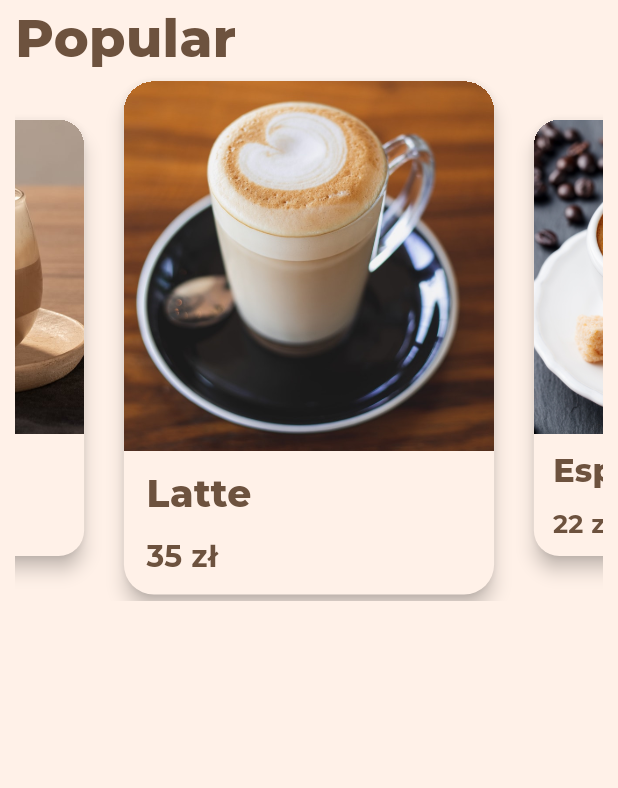
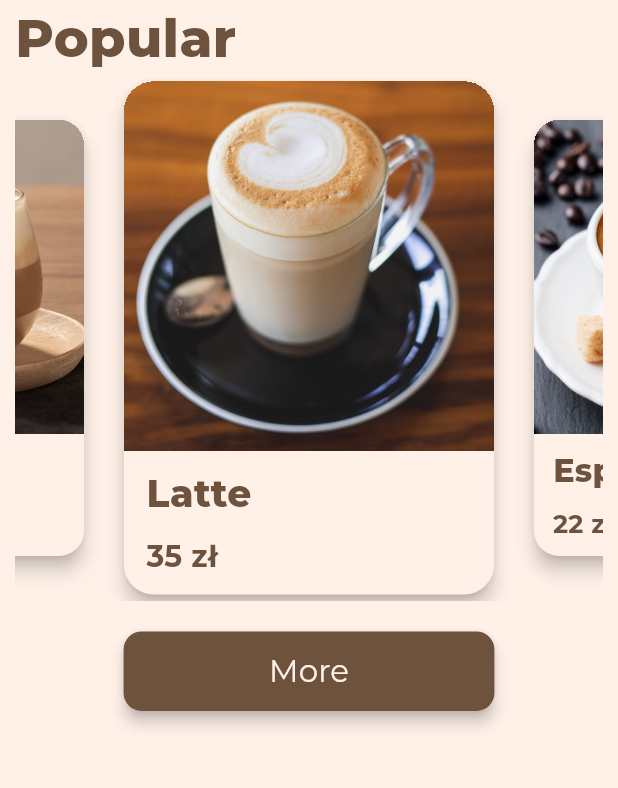
Before and after one commit to kverkholomova/coffee_app, a Flutter app: the SearchPage screen opened directly, on a phone screen of 412 x 824 dp, the part 195-983 px from its top. Run offline on Flutter 3.47's test engine with Material 3 defaults, Android fonts, the phone set to English and light mode, and no system bars; our stand-ins replace google_fonts; missing offline and left inert: flutter_floating_bottom_bar.

Commit message:
refactor: code refactor

```diff
--- a/lib/features/main_pages/home_page.dart
+++ b/lib/features/main_pages/home_page.dart
@@ -2,7 +2,7 @@
 
 import 'package:flutter/material.dart';
 
-import '../../widgets/carousel_widget.dart';
+import '../../widgets/coffee_carousel_widget.dart';
 import '../../widgets/coffee_cards/item_coffee_card.dart';
 import '../../widgets/coffee_cards/new_coffee_card.dart';
 import '../../widgets/text_style.dart';
--- a/lib/features/main_pages/search_page.dart
+++ b/lib/features/main_pages/search_page.dart
@@ -1,9 +1,10 @@
-import 'package:coffee_app/widgets/category_carousel.dart';
+import 'package:coffee_app/widgets/category_carousel_widget.dart';
 import 'package:flutter/material.dart';
 
-import '../../widgets/carousel_widget.dart';
+import '../../widgets/button_style.dart';
+import '../../widgets/coffee_carousel_widget.dart';
 import '../../widgets/categories_widget.dart';
-import '../../widgets/search_bar.dart';
+import '../../widgets/bar_widgets/search_bar.dart';
 import '../../widgets/text_style.dart';
 
 class SearchPage extends StatelessWidget {
@@ -25,7 +26,22 @@ class SearchPage extends StatelessWidget {
               CategoryCarousel(),
               TitleText(title: "Popular"),
               CoffeeCarousel(),
+              SizedBox(height: MediaQuery.of(context).size.width * 0.05),
 
+              Center(
+                child: CustomElevatedButton(
+                  cardWidth: MediaQuery.of(context).size.width * 0.6,
+                  title: "More",
+                  fontSize: MediaQuery.of(context).size.width * 0.05,
+                  fontWeight: FontWeight.w400, textColor: Theme.of(context).brightness ==
+                    Brightness.light
+                    ? Theme.of(context).primaryColorLight
+                    : Theme.of(context).primaryColorDark, backgroundColor: Theme.of(context).brightness ==
+                    Brightness.light
+                    ? Theme.of(context).primaryColorDark
+                    : Theme.of(context).primaryColorLight,
+                ),
+              ),
             ],
           ),
         ),
--- a/lib/my_app.dart
+++ b/lib/my_app.dart
@@ -1,5 +1,5 @@
 import 'package:coffee_app/providers/theme_provider.dart';
-import 'package:coffee_app/widgets/bottom_bar.dart';
+import 'package:coffee_app/widgets/bar_widgets/bottom_bar.dart';
 import 'package:flutter/material.dart';
 import 'package:provider/provider.dart';
 
--- a/lib/widgets/bottom_bar.dart
+++ b/lib/widgets/bar_widgets/bottom_bar.dart
@@ -5,7 +5,7 @@ import 'package:flutter/material.dart';
 import 'package:flutter_floating_bottom_bar/flutter_floating_bottom_bar.dart';
 import 'package:provider/provider.dart';
 
-import '../features/main_pages/home_page.dart';
+import '../../features/main_pages/home_page.dart';
 
 class CustomBottomNavBar extends StatefulWidget {
   const CustomBottomNavBar({Key? key, required this.title}) : super(key: key);
--- a/lib/widgets/button_style.dart
+++ b/lib/widgets/button_style.dart
@@ -1,4 +1,5 @@
 import 'package:flutter/material.dart';
+import 'package:google_fonts/google_fonts.dart';
 
 class CoffeeSizeButton extends StatelessWidget {
   final double size;
@@ -28,3 +29,54 @@ class CoffeeSizeButton extends StatelessWidget {
     );
   }
 }
+
+class CustomElevatedButton extends StatelessWidget {
+  const CustomElevatedButton({
+    super.key,
+    required this.cardWidth,
+    required this.title,
+    required this.fontSize,
+    required this.fontWeight,
+    required this.textColor,
+    required this.backgroundColor,
+  });
+
+  final double cardWidth;
+  final String title;
+  final double fontSize;
+  final FontWeight fontWeight;
+  final Color textColor;
+  final Color backgroundColor;
+
+
+  @override
+  Widget build(BuildContext context) {
+    return SizedBox(
+      width: cardWidth,
+      child: ElevatedButton(
+        onPressed: () {},
+        style: ElevatedButton.styleFrom(
+          backgroundColor: backgroundColor,
+          padding: EdgeInsets.symmetric(
+            horizontal: 20,
+            vertical: 12,
+          ),
+          shape: RoundedRectangleBorder(
+            borderRadius: BorderRadius.circular(
+              12,
+            ), // rounded corners
+          ),
+          elevation: 4, // shadow
+        ),
+        child: Text(
+          title,
+          style: GoogleFonts.montserrat(
+            fontWeight: fontWeight,
+            fontSize: fontSize,
+            color: textColor
+          ),
+        ),
+      ),
+    );
+  }
+}
```
Also changed, not shown: lib/features/main_pages/product_page.dart (+8 -20 lines), lib/widgets/coffee_cards/new_coffee_card.dart (+10 -37 lines), lib/widgets/app_bar.dart (deleted), lib/widgets/bar_widgets/search_bar.dart (renamed from lib/widgets/search_bar.dart), lib/widgets/category_carousel_widget.dart (renamed from lib/widgets/category_carousel.dart), lib/widgets/coffee_carousel_widget.dart (renamed from lib/widgets/carousel_widget.dart).
